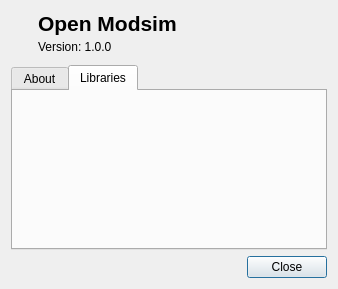
Qt form omodsim/dialogs/dialogabout.ui (sanny32/OpenModSim) before a commit.
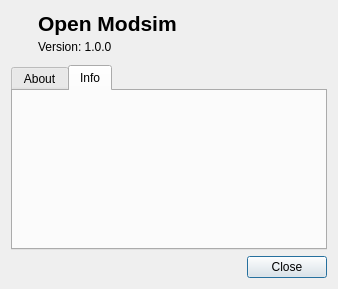
The same form after that commit. The open tabs and pages were chosen to show the change. Icons and pictures are not drawn. Custom widgets are drawn as their Qt base class.

Commit message: Update dialog about

```diff
--- a/omodsim/dialogs/dialogabout.ui
+++ b/omodsim/dialogs/dialogabout.ui
@@ -182,7 +182,7 @@
      </widget>
      <widget class="QWidget" name="tabLibraries">
       <attribute name="title">
-       <string>Libraries</string>
+       <string>Info</string>
       </attribute>
       <layout class="QVBoxLayout" name="verticalLayout_4">
        <property name="leftMargin">
```
Left out of the diff: 11 changed lines with no effect on the pictures. The commit also changes 3 other files.
